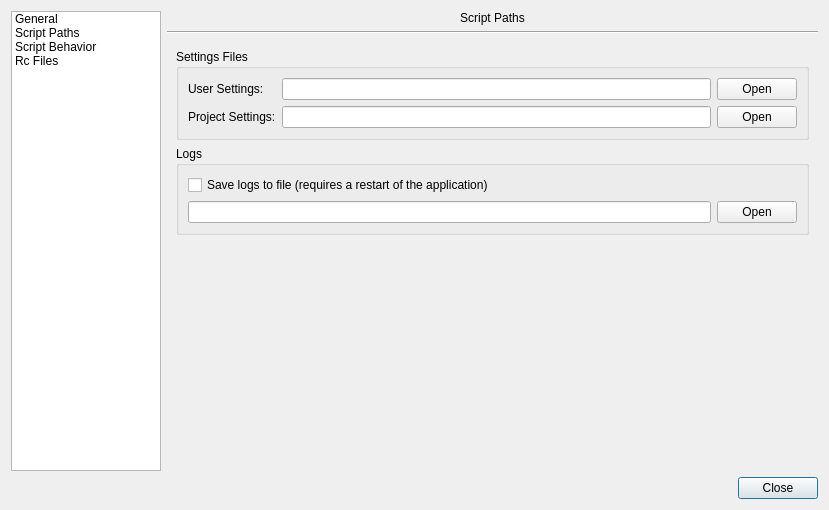
KDAB/knut, file src/gui/optionsdialog.ui: the form before one commit.
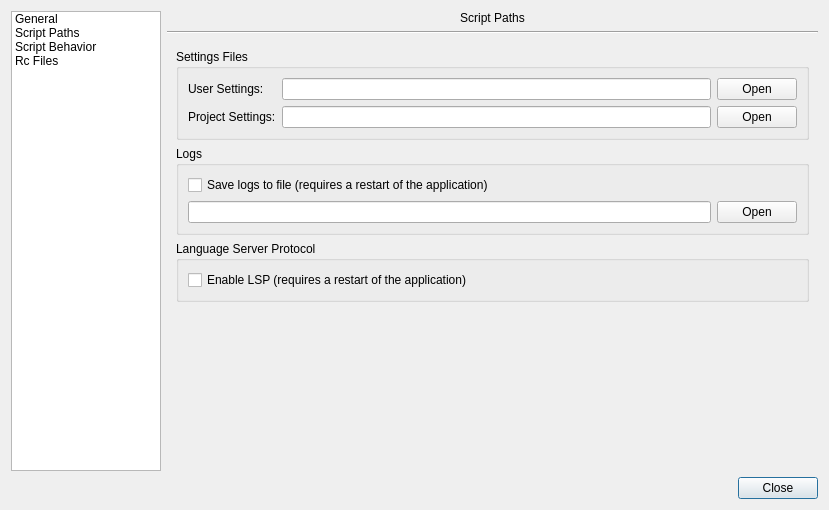
The form after the commit.

The edit to the form file:
```diff
--- a/src/gui/optionsdialog.ui
+++ b/src/gui/optionsdialog.ui
@@ -187,6 +187,22 @@
         </widget>
        </item>
        <item row="2" column="0">
+        <widget class="QGroupBox" name="generaLSPGroupBox">
+         <property name="title">
+          <string>Language Server Protocol</string>
+         </property>
+         <layout class="QGridLayout" name="gridLayout_10">
+          <item row="0" column="0">
+           <widget class="QCheckBox" name="enableLSP">
+            <property name="text">
+             <string>Enable LSP (requires a restart of the application)</string>
+            </property>
+           </widget>
+          </item>
+         </layout>
+        </widget>
+       </item>
+       <item row="3" column="0">
         <spacer name="verticalSpacer_2">
          <property name="orientation">
           <enum>Qt::Vertical</enum>
@@ -194,7 +210,7 @@
          <property name="sizeHint" stdset="0">
           <size>
            <width>20</width>
-           <height>220</height>
+           <height>40</height>
           </size>
          </property>
         </spacer>
```
Left out of the diff: 120 changed lines with no effect on the pictures.
